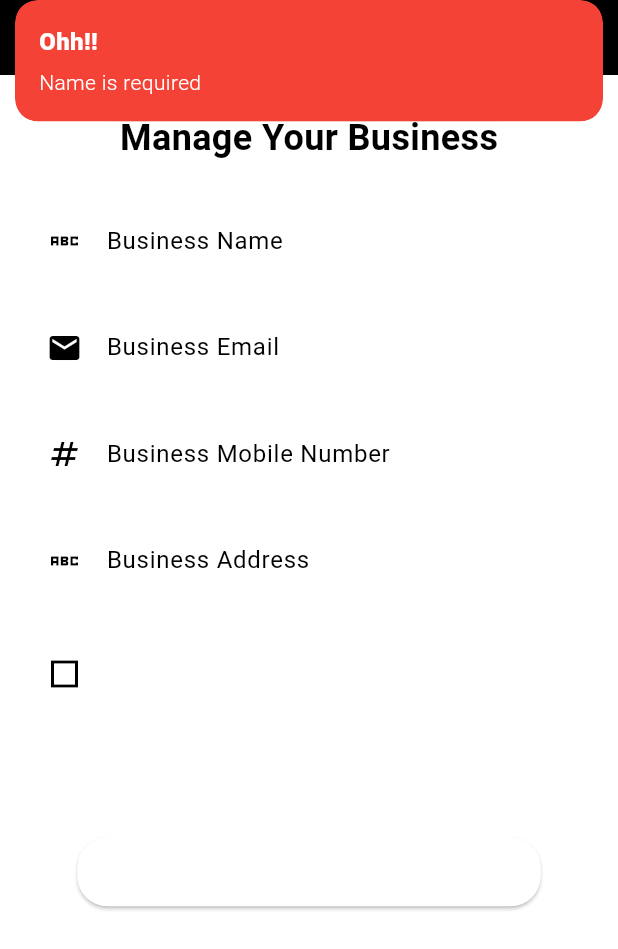
After one commit to Md-Aziz-Developer/grofeed_app, a Flutter app: the ManageBusinessDetails screen opened directly, after a tap on "Update Business Details", on a phone screen of 412 x 824 dp. The commit adds this screen. Shown: the top 949 px of the screen. Run offline on Flutter 3.47's test engine with Material 3 defaults, Android fonts, the phone set to English and light mode, and no system bars; our stand-ins replace get, google_fonts, image_picker, shared_preferences; accounts and stored records are empty.

Commit message:
profile changes

```diff
--- /dev/null
+++ b/lib/screens/manage_business_details.dart
@@ -0,0 +1,423 @@
+import 'dart:convert';
+import 'dart:io';
+
+import 'package:flutter/material.dart';
+import 'package:get/get.dart';
+import 'package:grofeed_app/constants/api_path.dart';
+import 'package:grofeed_app/screens/index_screen.dart';
+import 'package:image_picker/image_picker.dart';
+import 'package:shared_preferences/shared_preferences.dart';
+import 'package:http/http.dart' as http;
+
+class ManageBusinessDetails extends StatefulWidget {
+  const ManageBusinessDetails({super.key});
+
+  @override
+  State<ManageBusinessDetails> createState() => _ManageBusinessDetailsState();
+}
+
+class _ManageBusinessDetailsState extends State<ManageBusinessDetails> {
+  String partnerName = '';
+  String partnerId = '';
+  @override
+  void initState() {
+    // TODO: implement initState
+    super.initState();
+
+    getPartner();
+  }
+
+  void getPartner() async {
+    final prefs = await SharedPreferences.getInstance();
+    final partner = jsonDecode(prefs.getString('partner').toString());
+    // print(partner);
+    final id = partner['partner_id'];
+    final name = partner['partner_business_name'];
+    final email = partner['partner_business_email'];
+    final number = partner['partner_business_number'];
+    final address = partner['partner_business_address'];
+    final category = partner['partner_business_category'];
+    final logo = partner['partner_business_logo'];
+    setState(() {
+      partnerId = id;
+      partnerName = name;
+      _name.text = name;
+      _email.text = email;
+      _number.text = number;
+      _address.text = address;
+      _selectedItems = category;
+      currentImage = logo;
+    });
+  }
+
+  bool _isLoading = false;
+  TextEditingController _name = TextEditingController();
+  TextEditingController _email = TextEditingController();
+  TextEditingController _number = TextEditingController();
+  TextEditingController _address = TextEditingController();
+  String _selectedItems = '';
+  String currentImage = '';
+  final List<String> _items = [
+    'Finance',
+    'Education',
+    'Food',
+    'Job',
+    'Entertainment',
+    'Travel',
+    'Marketing',
+    'Fitness',
+    'Other'
+  ];
+  File? image;
+  final _picker = ImagePicker();
+  Future getImage() async {
+    final pickedFile =
+        await _picker.pickImage(source: ImageSource.gallery, imageQuality: 80);
+    if (pickedFile != null) {
+      setState(() {
+        currentImage = '';
+        image = File(pickedFile.path);
+      });
+    } else {
+      print('No image selected');
+    }
+  }
+
+  bool isEmailValid(String email) {
+    final RegExp emailRegex =
+        RegExp(r'^[\w-]+(\.[\w-]+)*@([\w-]+\.)+[a-zA-Z]{2,7}$');
+    return emailRegex.hasMatch(email);
+  }
+
+  void updateBusinessDetails() async {
+    if (_name.text.toString() == '') {
+      Get.snackbar('Ohh!!', 'Name is required',
+          backgroundColor: Colors.red, colorText: Colors.white);
+    } else if (_name.text.toString().length < 3) {
+      Get.snackbar('Ohh!!', 'Name is to short!!!',
+          backgroundColor: Colors.red, colorText: Colors.white);
+    } else if (_email.text.toString() == '') {
+      Get.snackbar('Ohh!!', 'Email is required',
+          backgroundColor: Colors.red, colorText: Colors.white);
+    }
+    // else if (!isEmailValid(_email.text.toString())) {
+    //   Get.snackbar('Ohh!!', 'Email is not valid',
+    //       backgroundColor: Colors.red, colorText: Colors.white);
+    // }
+    else if (_number.text.toString() == '') {
+      Get.snackbar('Ohh!!', 'Number is required',
+          backgroundColor: Colors.red, colorText: Colors.white);
+    }
+    //  else if (_number.text.toString().length != 10) {
+    //   Get.snackbar('Ohh!!', 'Number nust be of 10 digit',
+    //       backgroundColor: Colors.red, colorText: Colors.white);
+    // }
+    else if (_address.text.toString() == '') {
+      Get.snackbar('Ohh!!', 'Address is required!!!',
+          backgroundColor: Colors.red, colorText: Colors.white);
+    } else if (_selectedItems.toString() == '') {
+      Get.snackbar('Ohh!!', 'Business Category is required!!!',
+          backgroundColor: Colors.red, colorText: Colors.white);
+    } else if (image.toString() == '') {
+      Get.snackbar('Ohh!!', 'Business Logo is required!!!',
+          backgroundColor: Colors.red, colorText: Colors.white);
+    } else {
+      setState(() {
+        _isLoading = true;
+      });
+
+      var uri = Uri.parse(BASE_PATH + UPDATE_BUSINESS_DETAILS);
+      var request = http.MultipartRequest('POST', uri);
+      request.fields['partner_id'] = partnerId;
+      request.fields['name'] = _name.text.toString();
+      request.fields['email'] = _email.text.toString();
+      request.fields['number'] = _number.text.toString();
+      request.fields['address'] = _address.text.toString();
+      request.fields['category'] = _selectedItems.toString();
+      image != null
+          ? request.files.add(http.MultipartFile.fromBytes(
+              'business_logo', File(image!.path).readAsBytesSync(),
+              filename: image!.path))
+          : 0;
+      var response = await request.send();
+      var responsed = await http.Response.fromStream(response);
+      if (response.statusCode == 200) {
+        setState(() {
+          _isLoading = false;
+        });
+        final myData = jsonDecode(responsed.body.toString());
+        if (myData['status'] == 1) {
+          setState(() {
+            _isLoading = false;
+          });
+          final partner = myData['partner'];
+          // print(partner);
+          final partnerId = myData['partner']['partner_id'];
+          final prefs = await SharedPreferences.getInstance();
+          prefs.setString('partner_id', jsonEncode(partnerId));
+          prefs.setString('partner', jsonEncode(partner));
+          getPartner();
+          Get.snackbar('Hurry', myData['message'],
+              backgroundColor: Colors.green, colorText: Colors.white);
+        } else {
+          setState(() {
+            _isLoading = false;
+          });
+          Get.snackbar('Ohh!!', myData['message'],
+              backgroundColor: Colors.red, colorText: Colors.white);
+        }
+      } else {
+        Get.snackbar('Ohhh!', 'Invalid Request!!!',
+            backgroundColor: Colors.red, colorText: Colors.white);
+      }
+    }
+  }
+
+  @override
+  Widget build(BuildContext context) {
+    return Scaffold(
+      appBar: PreferredSize(
+          preferredSize: const Size.fromHeight(50),
+          child: AppBar(
+            centerTitle: true,
+            backgroundColor: Colors.black,
+            leading: IconButton(
+                onPressed: () {
+                  Get.offAll(() => const IndexScreen(
+                        initialIndex: 4,
+                      ));
+                },
+                icon: const Icon(
+                  Icons.arrow_back_ios_new,
+                  color: Colors.white,
+                )),
+            title: Text(
+              '$partnerName Business',
+              style: const TextStyle(color: Colors.white),
+            ),
+          )),
+      body: SingleChildScrollView(
+        child: Column(
+          children: [
+            SizedBox(
+              height: MediaQuery.of(context).size.height * .03,
+            ),
+            Text(
+              'Manage Your Business',
+              style: TextStyle(fontSize: 24, fontWeight: FontWeight.bold),
+            ),
+            SizedBox(
+              height: MediaQuery.of(context).size.height * .02,
+            ),
+            Container(
+              margin: const EdgeInsets.symmetric(horizontal: 15, vertical: 8),
+              padding: const EdgeInsets.fromLTRB(15, 0, 15, 0),
+              decoration: BoxDecoration(
+                  border: Border.all(color: Colors.white, width: 1),
+                  borderRadius: BorderRadius.circular(25)),
+              child: TextFormField(
+                controller: _name,
+                keyboardType: TextInputType.text,
+                decoration: const InputDecoration(
+                    icon: Icon(Icons.abc_sharp),
+                    border: InputBorder.none,
+                    label: Text('Business Name'),
+                    hintText: 'Enter Business Name'),
+                style: const TextStyle(fontSize: 14),
+              ),
+            ),
+            Container(
+              margin: const EdgeInsets.symmetric(horizontal: 15, vertical: 8),
+              padding: const EdgeInsets.fromLTRB(15, 0, 15, 0),
+              decoration: BoxDecoration(
+                  border: Border.all(color: Colors.white, width: 1),
+                  borderRadius: BorderRadius.circular(25)),
+              child: TextFormField(
+                controller: _email,
+                keyboardType: TextInputType.emailAddress,
+                decoration: const InputDecoration(
+                    icon: Icon(Icons.email),
+                    border: InputBorder.none,
+                    label: Text('Business Email'),
+                    hintText: 'Enter Business Email'),
+                style: const TextStyle(fontSize: 14),
+              ),
+            ),
+            Container(
+              margin: const EdgeInsets.symmetric(horizontal: 15, vertical: 8),
+              padding: const EdgeInsets.fromLTRB(15, 0, 15, 0),
+              decoration: BoxDecoration(
+                  border: Border.all(color: Colors.white, width: 1),
+                  borderRadius: BorderRadius.circular(25)),
+              child: TextFormField(
+                controller: _number,
+                keyboardType: TextInputType.number,
+                decoration: const InputDecoration(
+                    icon: Icon(Icons.numbers),
+                    border: InputBorder.none,
+                    label: Text('Business Mobile Number'),
+                    hintText: '+91'),
+                style: const TextStyle(fontSize: 14),
+              ),
+            ),
+            Container(
+              margin: const EdgeInsets.symmetric(horizontal: 15, vertical: 8),
+              padding: const EdgeInsets.fromLTRB(15, 0, 15, 0),
+              decoration: BoxDecoration(
+                  border: Border.all(color: Colors.white, width: 1),
+                  borderRadius: BorderRadius.circular(25)),
+              child: TextFormField(
+                controller: _address,
+                keyboardType: TextInputType.text,
+                decoration: const InputDecoration(
+                    icon: Icon(Icons.abc_sharp),
+                    border: InputBorder.none,
+                    label: Text('Business Address'),
+                    hintText: 'Enter Business address'),
+                style: const TextStyle(fontSize: 14),
+              ),
+            ),
+            Container(
+              margin: const EdgeInsets.only(
+                  top: 15, left: 15, right: 15, bottom: 3),
+              padding: const EdgeInsets.fromLTRB(15, 0, 15, 0),
+              decoration: BoxDecoration(
+                  border: Border.all(color: Colors.white, width: 1),
+                  borderRadius: BorderRadius.circular(25)),
+              child: DropdownButtonFormField<String>(
+                value: _selectedItems.isNotEmpty ? _selectedItems : null,
+                items: _items.map((item) {
+                  return DropdownMenuItem<String>(
+                    value: item,
+                    child: Text(item),
+                  );
+                }).toList(),
+                onChanged: (value) {
+                  setState(() {
+                    _selectedItems = value!;
+                  });
+                },
+                isExpanded: true,
+                hint: const Text('Select Your Category'),
+                decoration: const InputDecoration(
+                  border: InputBorder.none,
+                  icon: Icon(Icons.check_box_outline_blank_sharp),
+                ),
+              ),
+            ),
+            Padding(
+              padding: const EdgeInsets.symmetric(horizontal: 18, vertical: 10),
+              child: GestureDetector(
+                onTap: () {
+                  getImage();
+                },
+                child: Align(
+                  alignment: Alignment.topLeft,
+                  child: Row(
+                    children: [
+                      Text(
+                        'Choose Business Logo ',
+                        style: TextStyle(color: Colors.white, fontSize: 20),
+                      ),
+                      Icon(Icons.image)
+                    ],
+                  ),
+                ),
+              ),
+            ),
+            currentImage != ''
+                ? Row(
+                    mainAxisAlignment: MainAxisAlignment.center,
+                    children: [
+                      Center(
+                        child: FadeInImage.assetNetwork(
+                          placeholder: 'assets/images/default.png',
+                          image: currentImage,
+                          height: 100,
+                          width: 100,
+                          fit: BoxFit.contain,
+                        ),
+                      ),
+                      ElevatedButton(
+                          onPressed: () {
+                            setState(() {
+                              image = null;
+                            });
+                          },
+                          child: const Icon(
+                            Icons.delete,
+                            color: Colors.white,
+                          ))
+                    ],
+                  )
+                : image != null
+                    ? Row(
+                        mainAxisAlignment: MainAxisAlignment.center,
+                        children: [
+                          Center(
+                              child: Image.file(
+                            File(image!.path).absolute,
+                            height: 100,
+                            width: 100,
+                            fit: BoxFit.contain,
+                          )),
+                          ElevatedButton(
+                              onPressed: () {
+                                setState(() {
+                                  image = null;
+                                });
+                              },
+                              child: const Icon(
+                                Icons.delete,
+                                color: Colors.red,
+                              ))
+                        ],
+                      )
+                    : const Text(''),
+            _isLoading
+                ? Container(
+                    margin: const EdgeInsets.only(top: 10),
+                    width: MediaQuery.of(context).size.width * .75,
+                    child: ElevatedButton(
+                        style: ElevatedButton.styleFrom(
+                          padding: const EdgeInsets.symmetric(vertical: 10),
+                          shape: RoundedRectangleBorder(
+                            borderRadius: BorderRadius.circular(20),
+                          ),
+                        ),
+                        onPressed: () {},
+                        child: SizedBox(
+                          height: 20,
+                          width: 20,
+                          child: CircularProgressIndicator(
+                            color: Theme.of(context).colorScheme.secondary,
+                          ),
+                        )),
+                  )
+                : Container(
+                    margin: const EdgeInsets.only(top: 10),
+                    width: MediaQuery.of(context).size.width * .75,
+                    child: ElevatedButton(
+                        style: ElevatedButton.styleFrom(
+                          padding: const EdgeInsets.symmetric(vertical: 10),
+                          shape: RoundedRectangleBorder(
+                            borderRadius: BorderRadius.circular(20),
+                          ),
+                        ),
+                        onPressed: () {
+                          updateBusinessDetails();
+                        },
+                        child: Text(
+                          'Update Business Details',
+                          style: TextStyle(
+                              fontSize: 18,
+                              fontWeight: FontWeight.bold,
+                              color: Theme.of(context).colorScheme.secondary),
+                        )),
+                  ),
+          ],
+        ),
+      ),
+    );
+  }
+}
--- a/lib/screens/setting_screen.dart
+++ b/lib/screens/setting_screen.dart
@@ -3,6 +3,7 @@ import 'dart:convert';
 import 'package:flutter/material.dart';
 import 'package:get/get.dart';
 import 'package:grofeed_app/screens/login_screen.dart';
+import 'package:grofeed_app/screens/manage_business_details.dart';
 import 'package:grofeed_app/screens/manage_profile_screen.dart';
 import 'package:shared_preferences/shared_preferences.dart';
 
@@ -87,7 +88,10 @@ class _SettingScreenState extends State<SettingScreen> {
               decoration: BoxDecoration(
                   border: Border.all(color: Colors.white),
                   borderRadius: BorderRadius.circular(12)),
-              child: const ListTile(
+              child: ListTile(
+                onTap: () {
+                  Get.to(() => const ManageBusinessDetails());
+                },
                 leading: Icon(Icons.business),
                 title: Text(
                   'Business Details',
--- a/pubspec.yaml
+++ b/pubspec.yaml
@@ -39,6 +39,7 @@ dependencies:
   http: ^1.1.0
   google_fonts: 6.1.0
   shared_preferences: ^2.2.3
+  image_picker: ^0.8.6
 
 dev_dependencies:
   flutter_test:
```
Also changed, not shown: assets/images/default.png (added), pubspec.lock, 5 other files.
